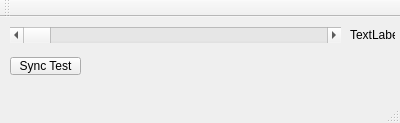
First picture: the form in mainwindow.ui, repository ThKattanek/lan64usb, before the edit.
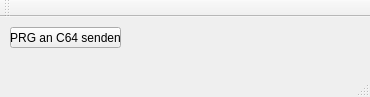
Second picture: the form after the edit.

```diff
--- a/mainwindow.ui
+++ b/mainwindow.ui
@@ -6,54 +6,25 @@
    <rect>
     <x>0</x>
     <y>0</y>
-    <width>400</width>
-    <height>123</height>
+    <width>370</width>
+    <height>97</height>
    </rect>
   </property>
   <property name="windowTitle">
    <string>Lan64 Tool</string>
   </property>
   <widget class="QWidget" name="centralWidget">
-   <widget class="QScrollBar" name="scroll_wert">
+   <widget class="QPushButton" name="SendPRG">
     <property name="geometry">
      <rect>
       <x>10</x>
       <y>10</y>
-      <width>331</width>
-      <height>16</height>
+      <width>111</width>
+      <height>21</height>
      </rect>
     </property>
-    <property name="maximum">
-     <number>255</number>
-    </property>
-    <property name="orientation">
-     <enum>Qt::Horizontal</enum>
-    </property>
-   </widget>
-   <widget class="QLabel" name="wert_out">
-    <property name="geometry">
-     <rect>
-      <x>350</x>
-      <y>10</y>
-      <width>45</width>
-      <height>16</height>
-     </rect>
-    </property>
     <property name="text">
-     <string>TextLabel</string>
-    </property>
-   </widget>
-   <widget class="QPushButton" name="pushButton">
-    <property name="geometry">
-     <rect>
-      <x>10</x>
-      <y>40</y>
-      <width>71</width>
-      <height>18</height>
-     </rect>
-    </property>
-    <property name="text">
-     <string>Sync Test</string>
+     <string>PRG an C64 senden</string>
     </property>
    </widget>
   </widget>
```
Left out of the diff: 2 changed lines with no effect on the pictures.
